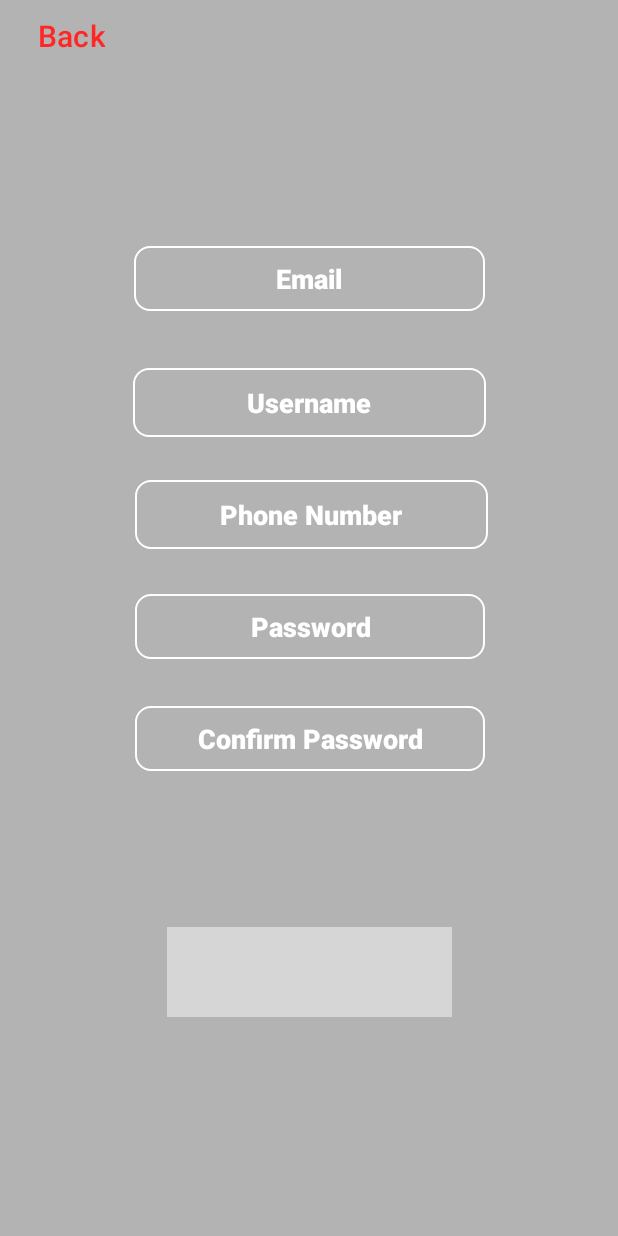
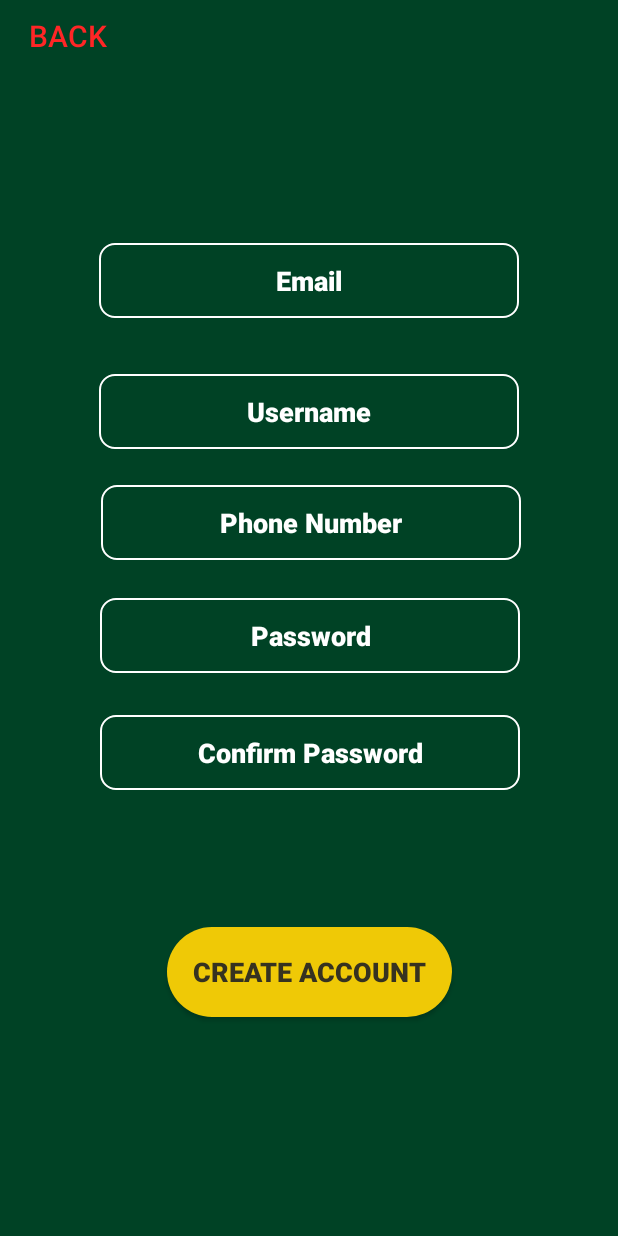
Before and after one commit to everyone21/Capstone, an Android app: the SignUpPage screen opened directly, with no data from a screen before it, on a phone screen of 412 x 824 dp. Run offline under Robolectric (Android 15) with nearby library versions, the phone set to English and light mode, and no system bars; our stand-ins replace Firebase (no records; nobody signed in at launch, a user with empty details on screens opened directly); grey boxes are pictures that could not be loaded.

Commit message:
New Commit

```diff
--- a/app/src/main/java/com/example/capstone/MainActivity.kt
+++ b/app/src/main/java/com/example/capstone/MainActivity.kt
@@ -4,8 +4,11 @@ import androidx.appcompat.app.AppCompatActivity
 import android.os.Bundle
 
 class MainActivity : AppCompatActivity() {
+
     override fun onCreate(savedInstanceState: Bundle?) {
         super.onCreate(savedInstanceState)
         setContentView(R.layout.activity_main)
+
+
     }
 }
--- /dev/null
+++ b/app/src/main/res/drawable/baseline_add_to_queue_24.xml
@@ -0,0 +1,5 @@
+<vector android:height="24dp" android:tint="#000000"
+    android:viewportHeight="24" android:viewportWidth="24"
+    android:width="24dp" xmlns:android="http://schemas.android.com/apk/res/android">
+    <path android:fillColor="@android:color/white" android:pathData="M21,3L3,3c-1.11,0 -2,0.89 -2,2v12c0,1.1 0.89,2 2,2h5v2h8v-2h5c1.1,0 1.99,-0.9 1.99,-2L23,5c0,-1.11 -0.9,-2 -2,-2zM21,17L3,17L3,5h18v12zM16,10v2h-3v3h-2v-3L8,12v-2h3L11,7h2v3h3z"/>
+</vector>
--- /dev/null
+++ b/app/src/main/res/drawable/baseline_calendar_month_24.xml
@@ -0,0 +1,5 @@
+<vector android:height="24dp" android:tint="#000000"
+    android:viewportHeight="24" android:viewportWidth="24"
+    android:width="24dp" xmlns:android="http://schemas.android.com/apk/res/android">
+    <path android:fillColor="@android:color/white" android:pathData="M19,4h-1V2h-2v2H8V2H6v2H5C3.89,4 3.01,4.9 3.01,6L3,20c0,1.1 0.89,2 2,2h14c1.1,0 2,-0.9 2,-2V6C21,4.9 20.1,4 19,4zM19,20H5V10h14V20zM9,14H7v-2h2V14zM13,14h-2v-2h2V14zM17,14h-2v-2h2V14zM9,18H7v-2h2V18zM13,18h-2v-2h2V18zM17,18h-2v-2h2V18z"/>
+</vector>
--- /dev/null
+++ b/app/src/main/res/drawable/baseline_chat_bubble_24.xml
@@ -0,0 +1,5 @@
+<vector android:height="24dp" android:tint="#000000"
+    android:viewportHeight="24" android:viewportWidth="24"
+    android:width="24dp" xmlns:android="http://schemas.android.com/apk/res/android">
+    <path android:fillColor="@android:color/white" android:pathData="M20,2H4c-1.1,0 -2,0.9 -2,2v18l4,-4h14c1.1,0 2,-0.9 2,-2V4c0,-1.1 -0.9,-2 -2,-2z"/>
+</vector>
--- /dev/null
+++ b/app/src/main/res/drawable/baseline_home_24.xml
@@ -0,0 +1,5 @@
+<vector android:height="24dp" android:tint="#000000"
+    android:viewportHeight="24" android:viewportWidth="24"
+    android:width="24dp" xmlns:android="http://schemas.android.com/apk/res/android">
+    <path android:fillColor="@android:color/white" android:pathData="M10,20v-6h4v6h5v-8h3L12,3 2,12h3v8z"/>
+</vector>
--- /dev/null
+++ b/app/src/main/res/drawable/baseline_person_pin_24.xml
@@ -0,0 +1,5 @@
+<vector android:height="24dp" android:tint="#000000"
+    android:viewportHeight="24" android:viewportWidth="24"
+    android:width="24dp" xmlns:android="http://schemas.android.com/apk/res/android">
+    <path android:fillColor="@android:color/white" android:pathData="M12,2c-4.97,0 -9,4.03 -9,9 0,4.17 2.84,7.67 6.69,8.69L12,22l2.31,-2.31C18.16,18.67 21,15.17 21,11c0,-4.97 -4.03,-9 -9,-9zM12,4c1.66,0 3,1.34 3,3s-1.34,3 -3,3 -3,-1.34 -3,-3 1.34,-3 3,-3zM12,18.3c-2.5,0 -4.71,-1.28 -6,-3.22 0.03,-1.99 4,-3.08 6,-3.08 1.99,0 5.97,1.09 6,3.08 -1.29,1.94 -3.5,3.22 -6,3.22z"/>
+</vector>
--- /dev/null
+++ b/app/src/main/res/drawable/bttndesign.xml
@@ -0,0 +1,6 @@
+<?xml version="1.0" encoding="utf-8"?>
+<shape xmlns:android="http://schemas.android.com/apk/res/android" android:shape="rectangle">
+    <solid android:color="#EFC906"/>
+    <corners android:radius="50dp"/>
+
+</shape>
--- a/app/src/main/res/layout/activity_sign_up_page.xml
+++ b/app/src/main/res/layout/activity_sign_up_page.xml
@@ -5,18 +5,18 @@
     android:layout_width="match_parent"
     android:layout_height="match_parent"
     tools:context=".SignUpPage"
-    android:background="#B3B3B3">
+    android:background="#004225">
 
 
     <EditText
-        android:id="@+id/username2"
-        android:layout_width="235dp"
-        android:layout_height="46dp"
+        android:id="@+id/cellnum"
+        android:layout_width="280dp"
+        android:layout_height="50dp"
         android:background="@drawable/border"
         android:ems="10"
         android:fontFamily="sans-serif-black"
         android:hint="Phone Number"
-        android:inputType="text"
+        android:inputType="number"
         android:textAlignment="center"
         android:textColor="#070707"
         android:textColorHint="#FFFFFF"
@@ -30,8 +30,8 @@
 
     <EditText
         android:id="@+id/username"
-        android:layout_width="235dp"
-        android:layout_height="46dp"
+        android:layout_width="280dp"
+        android:layout_height="50dp"
         android:background="@drawable/border"
         android:ems="10"
         android:fontFamily="sans-serif-black"
@@ -49,13 +49,12 @@
 
     <EditText
         android:id="@+id/email"
-        android:layout_width="234dp"
-        android:layout_height="43dp"
+        android:layout_width="280dp"
+        android:layout_height="50dp"
         android:background="@drawable/border"
         android:ems="10"
         android:fontFamily="sans-serif-black"
         android:hint="Email"
-        android:inputType="text"
         android:textAlignment="center"
         android:textColor="#070707"
         android:textColorHint="#FFFFFF"
@@ -69,8 +68,8 @@
 
     <EditText
         android:id="@+id/password"
-        android:layout_width="233dp"
-        android:layout_height="43dp"
+        android:layout_width="280dp"
+        android:layout_height="50dp"
         android:background="@drawable/border"
         android:ems="10"
         android:fontFamily="sans-serif-black"
@@ -94,8 +93,8 @@
         android:background="@drawable/bttndesign"
         android:fontFamily="sans-serif-black"
         android:text="Create Account"
-        android:textColor="#FFFFFF"
-        android:textSize="18dp"
+        android:textColor="#E8232323"
+        android:textSize="18sp"
         app:layout_constraintBottom_toBottomOf="parent"
         app:layout_constraintEnd_toEndOf="parent"
         app:layout_constraintHorizontal_bias="0.5"
@@ -105,8 +104,8 @@
 
     <EditText
         android:id="@+id/confirm_pass"
-        android:layout_width="233dp"
-        android:layout_height="43dp"
+        android:layout_width="280dp"
+        android:layout_height="50dp"
         android:background="@drawable/border"
         android:ems="10"
         android:fontFamily="sans-serif-black"
@@ -124,7 +123,7 @@
         app:layout_constraintVertical_bias="0.232" />
 
     <Button
-        android:id="@+id/button2"
+        android:id="@+id/backbttn"
         android:layout_width="wrap_content"
         android:layout_height="wrap_content"
         android:background="@android:color/transparent"
--- a/app/src/main/res/values-night/themes.xml
+++ b/app/src/main/res/values-night/themes.xml
@@ -1,6 +1,6 @@
 <resources xmlns:tools="http://schemas.android.com/tools">
     <!-- Base application theme. -->
-    <style name="Base.Theme.Capstone" parent="Theme.Material3.DayNight.NoActionBar">
+    <style name="Base.Theme.Capstone" parent="Theme.AppCompat.Light.NoActionBar">
         <!-- Customize your dark theme here. -->
         <!-- <item name="colorPrimary">@color/my_dark_primary</item> -->
     </style>
--- a/app/src/main/res/values/themes.xml
+++ b/app/src/main/res/values/themes.xml
@@ -1,6 +1,6 @@
 <resources xmlns:tools="http://schemas.android.com/tools">
     <!-- Base application theme. -->
-    <style name="Base.Theme.Capstone" parent="Theme.Material3.DayNight.NoActionBar">
+    <style name="Base.Theme.Capstone" parent="Theme.AppCompat.Light.NoActionBar">
         <!-- Customize your light theme here. -->
         <!-- <item name="colorPrimary">@color/my_light_primary</item> -->
     </style>
```
Also changed, not shown: app/build.gradle.kts (+11 -5 lines), app/src/main/java/com/example/capstone/LoginPage.kt (+52 -0 lines), app/src/main/java/com/example/capstone/SignUpPage.kt (+67 -0 lines), app/src/main/res/drawable/transpa_backrount.xml (added, +7 -0 lines), app/src/main/res/layout/activity_login_page.xml (+9 -34 lines), app/src/main/res/layout/activity_main.xml (+20 -9 lines), app/src/main/res/menu/menu_tab.xml (added, +27 -0 lines), 1 other file.
